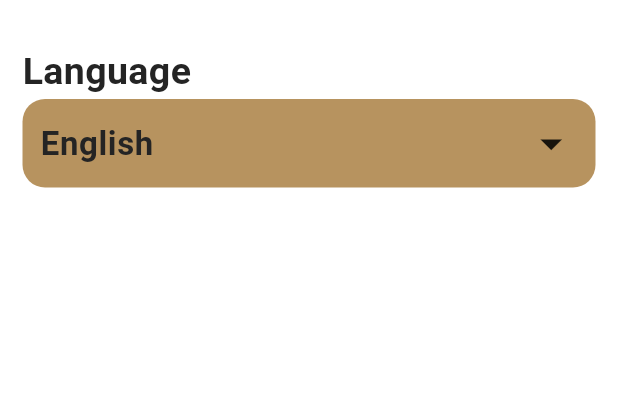
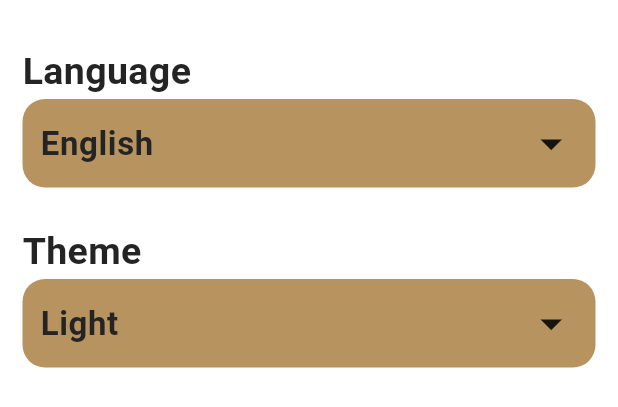
Before and after one commit to SalahEldeenMohamed/Islami_App, a Flutter app: the SettingsTab widget shown alone on an empty page, opened directly, on a phone screen of 412 x 824 dp. Shown: the top 407 px of the screen. Run offline on Flutter 3.47's test engine with Material 3 defaults, Android fonts, the light colour scheme and no system bars; generated files the repository leaves out were written again.

Commit message:
Done theme depend on the user using settings tab.

```diff
--- a/islamic_app/lib/Home/settings/settings.dart
+++ b/islamic_app/lib/Home/settings/settings.dart
@@ -1,5 +1,6 @@
 import 'package:flutter/material.dart';
 import 'package:islamic_app/Home/settings/language_bottom_sheet.dart';
+import 'package:islamic_app/Home/settings/theme_bottom_sheet.dart';
 import 'package:islamic_app/app_colors.dart';
 import 'package:islamic_app/l10n/app_localizations.dart';
 import 'package:islamic_app/providers/app_config_provider.dart';
@@ -50,6 +51,35 @@ class _SettingsTabState extends State<SettingsTab> {
               ),
             ),
           ),
+          SizedBox(height: 25),
+          Text(
+            AppLocalizations.of(context)!.theme,
+            style: Theme.of(context).textTheme.bodyMedium,
+          ),
+          InkWell(
+            onTap: () {
+              showThemeBottomSheet();
+            },
+            child: Container(
+              padding: EdgeInsets.all(12),
+              decoration: BoxDecoration(
+                borderRadius: BorderRadius.circular(15),
+                color: AppColors.primaryLightColor,
+              ),
+              child: Row(
+                mainAxisAlignment: MainAxisAlignment.spaceBetween,
+                children: [
+                  Text(
+                    provider.appTheme == ThemeMode.dark
+                        ? AppLocalizations.of(context)!.dark
+                        : AppLocalizations.of(context)!.light,
+                    style: Theme.of(context).textTheme.bodySmall,
+                  ),
+                  Icon(Icons.arrow_drop_down, size: 35),
+                ],
+              ),
+            ),
+          ),
         ],
       ),
     );
@@ -61,4 +91,11 @@ class _SettingsTabState extends State<SettingsTab> {
       builder: (context) => LanguageBottomSheet(),
     );
   }
+
+  void showThemeBottomSheet() {
+    showModalBottomSheet(
+      context: context,
+      builder: (context) => ThemeBottomSheet(),
+    );
+  }
 }
--- a/islamic_app/lib/app_colors.dart
+++ b/islamic_app/lib/app_colors.dart
@@ -4,4 +4,6 @@ class AppColors {
   static const Color blackColor = Color(0xff242424);
   static const Color primaryLightColor = Color(0xffB7935F);
   static const Color whiteColor = Color(0xfffffffF);
+  static const Color primaryDarkColor = Color(0xff141A2E);
+  static const Color yellowColor = Color(0xffFACC1D);
 }
--- a/islamic_app/lib/l10n/app_ar.arb
+++ b/islamic_app/lib/l10n/app_ar.arb
@@ -9,5 +9,8 @@
 "settings" : "الاعدادات",
 "language" : "اللغة",
 "arabic" : "عربي",
-"english" : "انجليزي"
+"english" : "انجليزي",
+"theme" : "النمط",
+"dark" : "ليلي",
+"light" : "نهاري"
 }
--- a/islamic_app/lib/l10n/app_en.arb
+++ b/islamic_app/lib/l10n/app_en.arb
@@ -9,5 +9,8 @@
 "settings" : "Settings",
 "language" : "Language",
 "arabic" : "Arabic",
-"english" : "English"
+"english" : "English",
+"theme" : "Theme",
+"dark" : "Dark",
+"light" : "Light"
 }
--- a/islamic_app/lib/main.dart
+++ b/islamic_app/lib/main.dart
@@ -34,6 +34,8 @@ class MyApp extends StatelessWidget {
       localizationsDelegates: AppLocalizations.localizationsDelegates,
       supportedLocales: AppLocalizations.supportedLocales,
       locale: Locale(provider.appLanguage),
+      themeMode: provider.appTheme,
+      darkTheme: MyThemeData.darkMode,
     );
   }
 }
--- a/islamic_app/lib/my_theme_data.dart
+++ b/islamic_app/lib/my_theme_data.dart
@@ -40,4 +40,40 @@ class MyThemeData {
       showUnselectedLabels: true,
     ),
   );
+  static final ThemeData darkMode = ThemeData(
+    scaffoldBackgroundColor: Colors.transparent,
+    primaryColor: AppColors.primaryDarkColor,
+    appBarTheme: AppBarTheme(
+      backgroundColor: Colors.transparent,
+      elevation: 0,
+      centerTitle: true,
+    ),
+    textTheme: TextTheme(
+      bodyLarge: TextStyle(
+        color: AppColors.whiteColor,
+        fontSize: 30,
+        fontWeight: FontWeight.bold,
+      ),
+      bodyMedium: TextStyle(
+        color: AppColors.whiteColor,
+        fontSize: 25,
+        fontWeight: FontWeight.w700,
+      ),
+      bodySmall: TextStyle(
+        color: AppColors.whiteColor,
+        fontSize: 22,
+        fontWeight: FontWeight.bold,
+      ),
+      titleLarge: TextStyle(
+        color: AppColors.whiteColor,
+        fontSize: 20,
+        fontWeight: FontWeight.w400,
+      ),
+    ),
+    bottomNavigationBarTheme: BottomNavigationBarThemeData(
+      selectedItemColor: AppColors.yellowColor,
+      unselectedItemColor: AppColors.whiteColor,
+      showUnselectedLabels: true,
+    ),
+  );
 }
```
Also changed, not shown: islamic_app/lib/Home/home_screen.dart (+9 -0 lines), islamic_app/lib/Home/settings/theme_bottom_sheet.dart (added, +64 -0 lines), islamic_app/lib/providers/app_config_provider.dart (+9 -0 lines).
